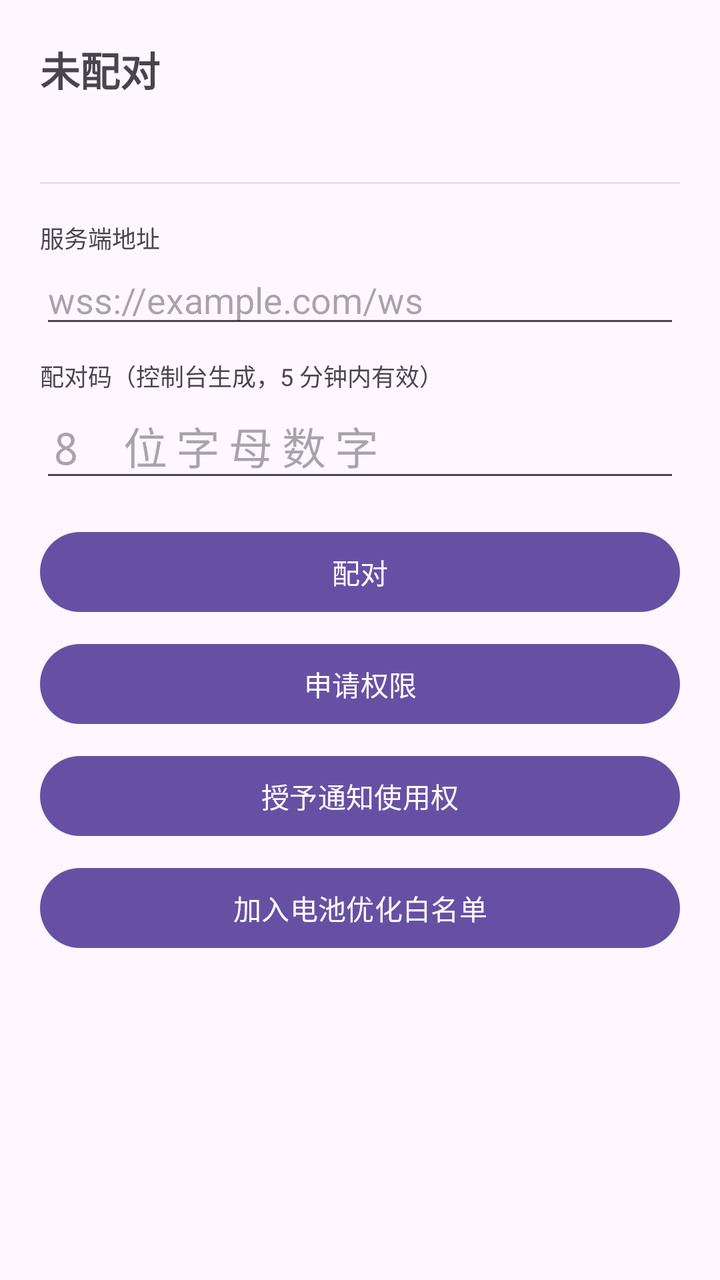
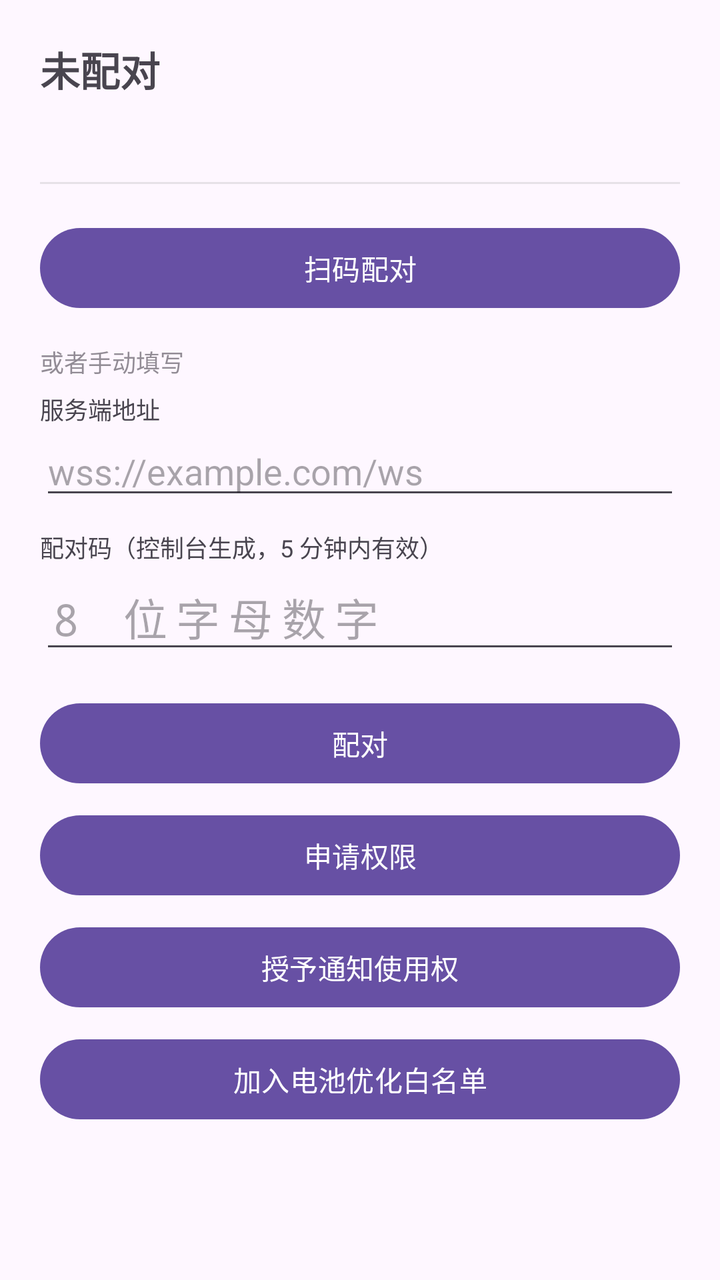

Before-and-after screenshots of an Android layout around one commit, followed by the original layout XML and the change that was made.
<!-- AndroidManifest.xml: application theme Theme.Agent -->
<!-- res/layout/activity_main.xml -->
<?xml version="1.0" encoding="utf-8"?>
<ScrollView xmlns:android="http://schemas.android.com/apk/res/android"
    android:layout_width="match_parent" android:layout_height="match_parent"
    android:padding="20dp">

    <LinearLayout
        android:layout_width="match_parent" android:layout_height="wrap_content"
        android:orientation="vertical">

        <TextView android:id="@+id/statusText"
            android:layout_width="match_parent" android:layout_height="wrap_content"
            android:textSize="20sp" android:textStyle="bold"
            android:paddingBottom="6dp" android:text="未配对" />

        <TextView android:id="@+id/detailText"
            android:layout_width="match_parent" android:layout_height="wrap_content"
            android:textSize="13sp" android:paddingBottom="18dp"
            android:fontFamily="monospace" android:text="" />

        <View android:layout_width="match_parent" android:layout_height="1dp"
            android:background="#33888888" android:layout_marginBottom="18dp" />

        <LinearLayout android:id="@+id/pairingBox"
            android:layout_width="match_parent" android:layout_height="wrap_content"
            android:orientation="vertical">

            <TextView android:layout_width="wrap_content" android:layout_height="wrap_content"
                android:text="服务端地址" android:textSize="12sp" />
            <EditText android:id="@+id/urlInput"
                android:layout_width="match_parent" android:layout_height="wrap_content"
                android:hint="wss://example.com/ws" android:inputType="textUri"
                android:autofillHints="" />

            <TextView android:layout_width="wrap_content" android:layout_height="wrap_content"
                android:text="配对码（控制台生成，5 分钟内有效）"
                android:textSize="12sp" android:paddingTop="10dp" />
            <EditText android:id="@+id/codeInput"
                android:layout_width="match_parent" android:layout_height="wrap_content"
                android:hint="8 位字母数字" android:inputType="textCapCharacters"
                android:maxLength="8" android:textSize="22sp"
                android:fontFamily="monospace" android:letterSpacing="0.2"
                android:autofillHints="" />

            <Button android:id="@+id/pairButton"
                android:layout_width="match_parent" android:layout_height="wrap_content"
                android:layout_marginTop="16dp" android:text="配对" />
        </LinearLayout>

        <Button android:id="@+id/unpairButton"
            android:layout_width="match_parent" android:layout_height="wrap_content"
            android:layout_marginTop="8dp" android:text="解除配对"
            android:visibility="gone" />

        <Button android:id="@+id/permButton"
            android:layout_width="match_parent" android:layout_height="wrap_content"
            android:layout_marginTop="8dp" android:text="申请权限" />

        <Button android:id="@+id/notifyButton"
            android:layout_width="match_parent" android:layout_height="wrap_content"
            android:layout_marginTop="8dp" android:text="授予通知使用权" />

        <Button android:id="@+id/batteryButton"
            android:layout_width="match_parent" android:layout_height="wrap_content"
            android:layout_marginTop="8dp" android:text="加入电池优化白名单" />

    </LinearLayout>
</ScrollView>
<!-- resources referenced by this layout -->
<resources>
  <style name="Theme.Agent" parent="Theme.Material3.DayNight.NoActionBar" />
</resources>

<!-- the commit's change to res/layout/activity_main.xml (unified diff, before → after) -->
@@ -23,6 +23,14 @@
         <LinearLayout android:id="@+id/pairingBox"
             android:layout_width="match_parent" android:layout_height="wrap_content"
             android:orientation="vertical">
+
+            <Button android:id="@+id/scanButton"
+                android:layout_width="match_parent" android:layout_height="wrap_content"
+                android:layout_marginBottom="14dp" android:text="扫码配对" />
+
+            <TextView android:layout_width="wrap_content" android:layout_height="wrap_content"
+                android:text="或者手动填写" android:textSize="12sp"
+                android:paddingBottom="6dp" android:alpha="0.6" />
 
             <TextView android:layout_width="wrap_content" android:layout_height="wrap_content"
                 android:text="服务端地址" android:textSize="12sp" />
